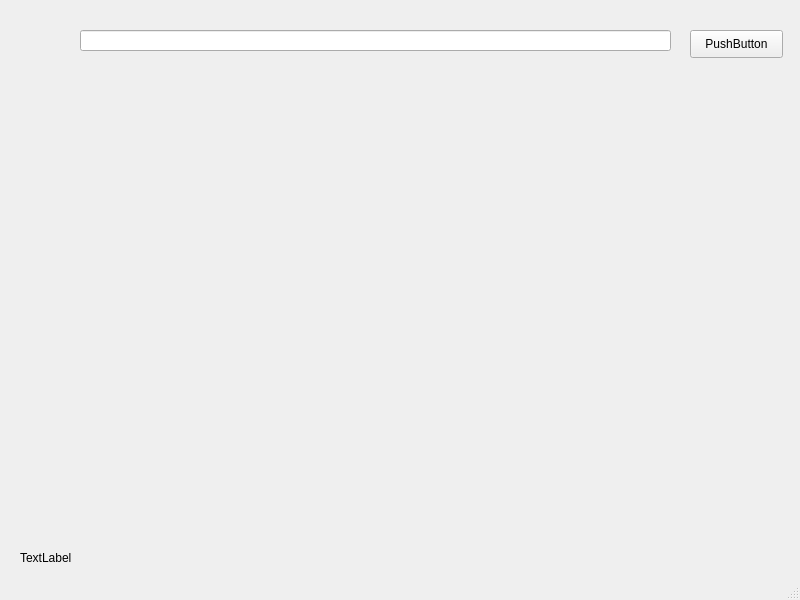
Before: the Qt Designer form cmpp.ui in late0001/price_relations, drawn with Qt 5.
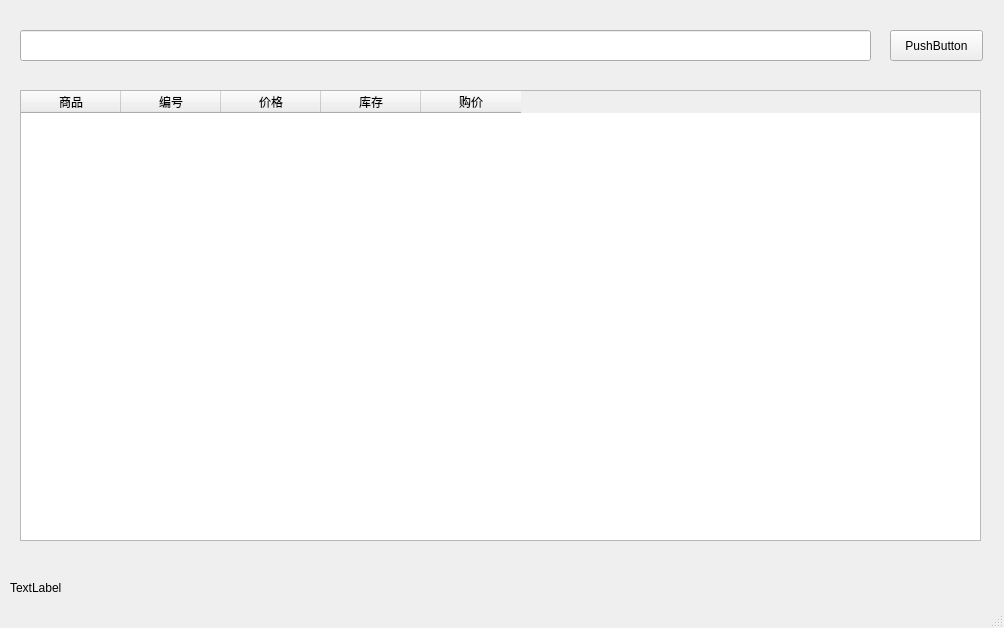
After: the same form once the commit is applied.

Commit message: Add QTableWidget to display data crawled from lcsc

```diff
--- a/cmpp.ui
+++ b/cmpp.ui
@@ -6,8 +6,8 @@
    <rect>
     <x>0</x>
     <y>0</y>
-    <width>800</width>
-    <height>600</height>
+    <width>1004</width>
+    <height>628</height>
    </rect>
   </property>
   <property name="windowTitle">
@@ -17,20 +17,20 @@
    <widget class="QLineEdit" name="lineEdit">
     <property name="geometry">
      <rect>
-      <x>80</x>
+      <x>20</x>
       <y>30</y>
-      <width>591</width>
-      <height>21</height>
+      <width>851</width>
+      <height>31</height>
      </rect>
     </property>
    </widget>
    <widget class="QPushButton" name="pushButton">
     <property name="geometry">
      <rect>
-      <x>690</x>
+      <x>890</x>
       <y>30</y>
       <width>93</width>
-      <height>28</height>
+      <height>31</height>
      </rect>
     </property>
     <property name="text">
@@ -40,8 +40,8 @@
    <widget class="QLabel" name="statusLabel">
     <property name="geometry">
      <rect>
-      <x>20</x>
-      <y>550</y>
+      <x>10</x>
+      <y>580</y>
       <width>731</width>
       <height>16</height>
      </rect>
@@ -50,6 +50,56 @@
      <string>TextLabel</string>
     </property>
    </widget>
+   <widget class="QTableWidget" name="tableWidget">
+    <property name="geometry">
+     <rect>
+      <x>20</x>
+      <y>90</y>
+      <width>961</width>
+      <height>451</height>
+     </rect>
+    </property>
+    <column>
+     <property name="text">
+      <string>商品</string>
+     </property>
+    </column>
+    <column>
+     <property name="text">
+      <string>编号</string>
+     </property>
+    </column>
+    <column>
+     <property name="text">
+      <string>价格</string>
+     </property>
+     <property name="font">
+      <font>
+       <weight>50</weight>
+       <bold>false</bold>
+      </font>
+     </property>
+     <property name="foreground">
+      <brush brushstyle="NoBrush">
+       <color alpha="255">
+        <red>0</red>
+        <green>85</green>
+        <blue>255</blue>
+       </color>
+      </brush>
+     </property>
+    </column>
+    <column>
+     <property name="text">
+      <string>库存</string>
+     </property>
+    </column>
+    <column>
+     <property name="text">
+      <string>购价</string>
+     </property>
+    </column>
+   </widget>
   </widget>
   <widget class="QMenuBar" name="menubar">
    <property name="geometry">
```
Left out of the diff: 2 changed lines with no effect on the pictures. The commit also changes 3 other files.
